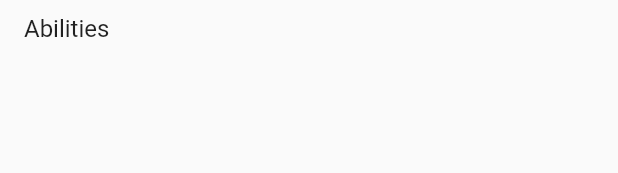
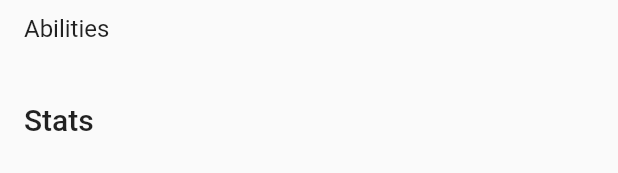
Before and after one commit to soethan98/Pokemon, a Flutter app: the PokemonAbout widget shown alone on an empty page, opened directly with empty values, on a phone screen of 412 x 824 dp. Shown: the part 127-300 px from the top of the screen. Run offline on Flutter 3.47's test engine with Material 2 defaults, Android fonts, the phone set to English and light mode, and no system bars; our stand-ins replace bloc, cached_network_image, dartz, equatable, flutter_bloc, fluttertoast and 4 more; network calls fail.

Commit message:
Bind pokemon stat

```diff
--- a/lib/data/mapper/pokemon_detail_mapper.dart
+++ b/lib/data/mapper/pokemon_detail_mapper.dart
@@ -11,7 +11,8 @@ class PokemonDetailMapper {
         id: response.id,
         name: response.name,
         abilities: mapAbilities(response.abilities),
-        types: mapType(response.types));
+        types: mapType(response.types),
+        stats: mapStats(response.stats));
   }
 
   List<TypeEntity> mapType(List<Type> types) {
@@ -23,4 +24,11 @@ class PokemonDetailMapper {
         .map((e) => AbilityEntity(name: e.ability?.name ?? ""))
         .toList();
   }
+
+  List<StatEntity> mapStats(List<Stat> stats) {
+    return stats
+        .map((e) =>
+            StatEntity(baseStat: e.baseStat ?? 0, name: e.stat?.name ?? ""))
+        .toList();
+  }
 }
--- a/lib/domain/entities/pokemon_detail_entity.dart
+++ b/lib/domain/entities/pokemon_detail_entity.dart
@@ -5,6 +5,7 @@ class PokemonDetailEntity {
   final String name;
   final List<AbilityEntity> abilities;
   final List<TypeEntity> types;
+  final List<StatEntity> stats;
 
   PokemonDetailEntity(
       {required this.weight,
@@ -12,7 +13,8 @@ class PokemonDetailEntity {
       required this.id,
       required this.name,
       required this.abilities,
-      required this.types});
+      required this.types,
+      required this.stats});
 }
 
 class AbilityEntity {
@@ -29,9 +31,7 @@ class TypeEntity {
 
 class StatEntity {
   final int baseStat;
-  final int effort;
   final String name;
 
-  StatEntity(
-      {required this.baseStat, required this.effort, required this.name});
+  StatEntity({required this.baseStat, required this.name});
 }
--- a/lib/presentation/journey/detail/pokemon_about.dart
+++ b/lib/presentation/journey/detail/pokemon_about.dart
@@ -1,8 +1,12 @@
+import 'package:flutter/material.dart';
 import 'package:flutter/src/foundation/key.dart';
 import 'package:flutter/src/widgets/framework.dart';
 import 'package:flutter/widgets.dart';
+import 'package:percent_indicator/linear_percent_indicator.dart';
 import 'package:pokemon/presentation/journey/detail/about_item.dart';
+import 'package:pokemon/presentation/journey/detail/stats_item.dart';
 import 'package:pokemon/presentation/models/pokemon_detail_ui.dart';
+import 'package:pokemon/presentation/utils/color_constants.dart';
 import 'package:pokemon/presentation/utils/size_constants.dart';
 import 'package:pokemon/shared/extension/string_extension.dart';
 
@@ -17,10 +21,30 @@ class PokemonAbout extends StatelessWidget {
       padding: const EdgeInsets.symmetric(
           horizontal: Sizes.dimen_16, vertical: Sizes.dimen_16),
       child: Column(
+        crossAxisAlignment: CrossAxisAlignment.start,
         children: [
           AboutItem(title: 'Height', value: '${data.height.convertToUnit()} m'),
-          AboutItem(title: 'Weight', value: '${data.weight.convertToUnit()} kg'),
+          AboutItem(
+              title: 'Weight', value: '${data.weight.convertToUnit()} kg'),
           AboutItem(title: 'Abilities', value: data.abilities),
+          const SizedBox(
+            height: Sizes.dimen_20,
+          ),
+          Text(
+            'Stats',
+            style: Theme.of(context).textTheme.headline6,
+          ),
+          const SizedBox(
+            height: Sizes.dimen_16,
+          ),
+
+
+          ...data.stats
+              .map((e) => StatesItem(
+                  title: e.name,
+                  progressColor: data.bgColor,
+                  progressValue: e.baseState))
+              .toList()
         ],
       ),
     ));
--- a/lib/presentation/models/pokemon_detail_ui.dart
+++ b/lib/presentation/models/pokemon_detail_ui.dart
@@ -9,6 +9,7 @@ class UiPokemonDetail {
   final String types;
   final Color bgColor;
   final String abilities;
+  final List<UiStatDetail> stats;
 
   UiPokemonDetail(
       {required this.id,
@@ -18,5 +19,13 @@ class UiPokemonDetail {
       required this.imageUrl,
       required this.types,
       required this.abilities,
-      required this.bgColor});
+      required this.bgColor,
+      required this.stats});
 }
+
+class UiStatDetail {
+  final int baseState;
+  final String name;
+
+  UiStatDetail({required this.baseState, required this.name});
+}
--- a/pubspec.yaml
+++ b/pubspec.yaml
@@ -44,6 +44,7 @@ dependencies:
   cached_network_image: ^3.2.0
   freezed_annotation: ^1.1.0
   fluttertoast: ^8.0.9
+  percent_indicator: ^4.0.1
 
 dev_dependencies:
   flutter_test:
```
Also changed, not shown: lib/data/model/pokemon_detail_response.dart (+6 -5 lines), lib/presentation/journey/detail/stats_item.dart (added, +48 -0 lines), lib/presentation/mapper/detail_ui_mapper.dart (+5 -4 lines), lib/presentation/models/pokemon_list_ui.dart (+0 -55 lines), lib/data/model/pokemon_detail_response.freezed.dart, lib/data/model/pokemon_detail_response.g.dart, pubspec.lock.
